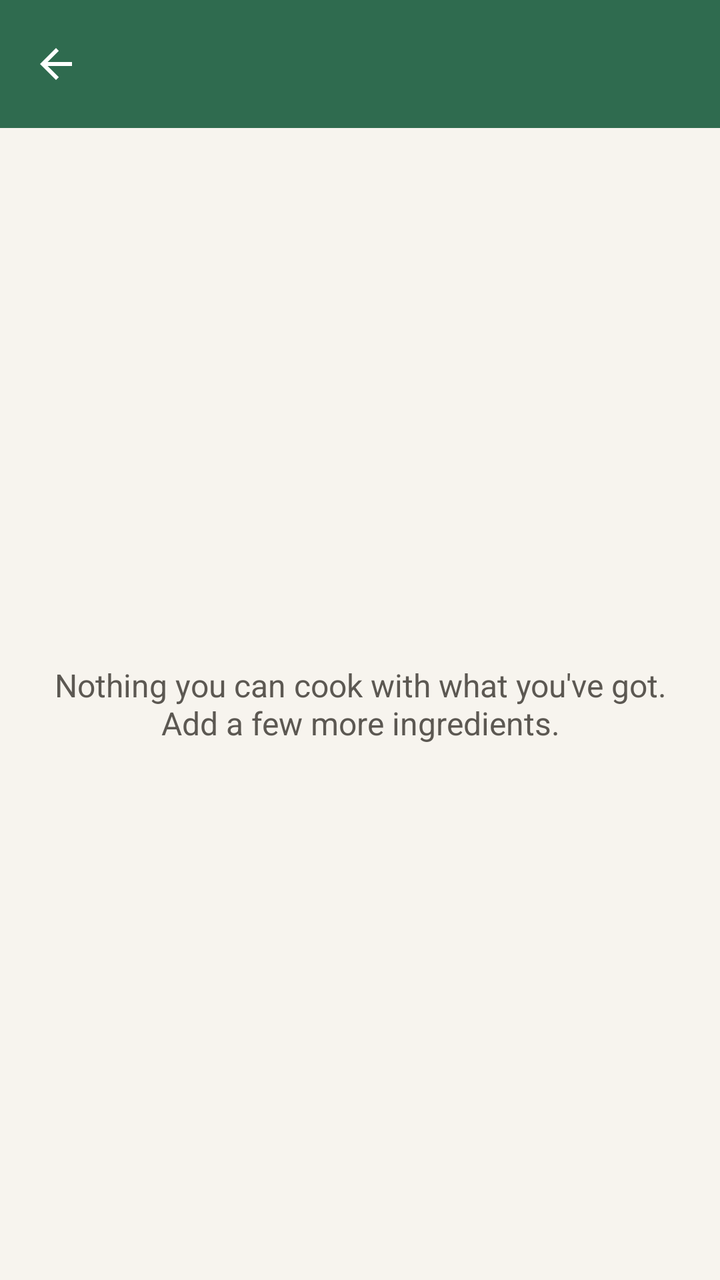
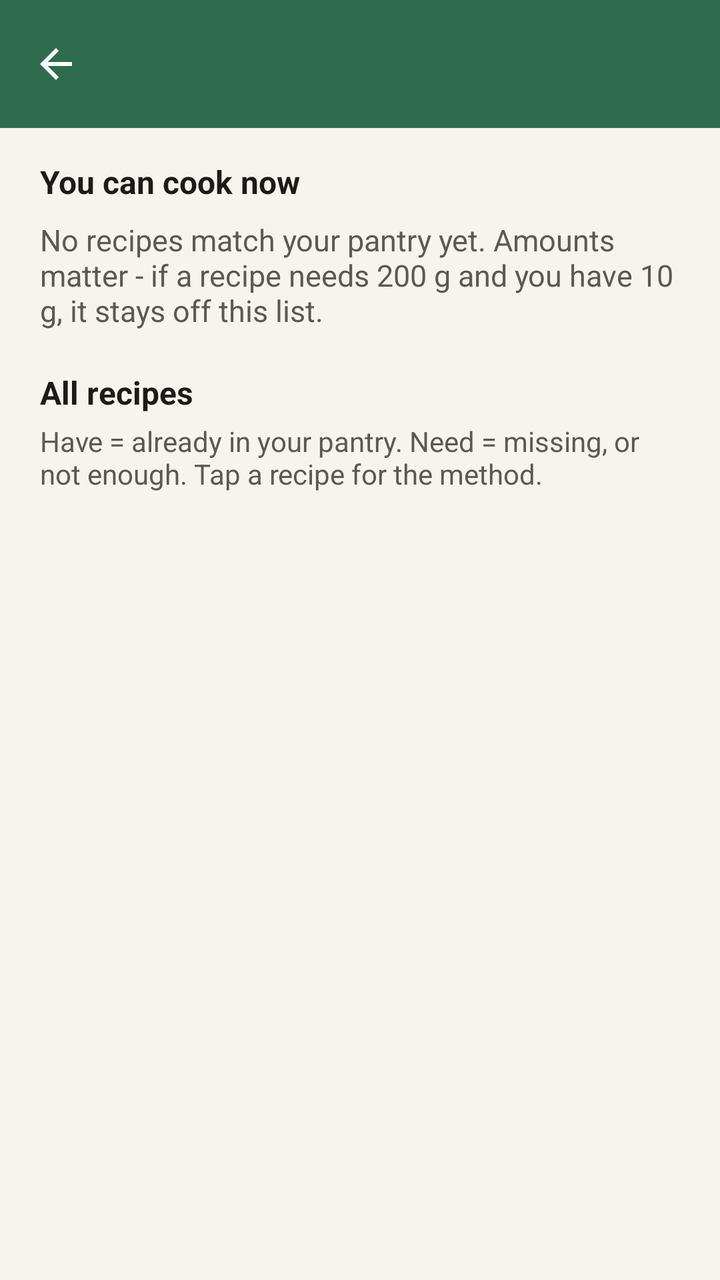

Two renders of the same Android screen: before a commit and after it. Below are the layout's source before the change and the commit's diff.
<!-- AndroidManifest.xml: application theme Theme.SmartPantryManager -->
<!-- res/layout/activity_suggestions.xml -->
<?xml version="1.0" encoding="utf-8"?>
<LinearLayout xmlns:android="http://schemas.android.com/apk/res/android"
    xmlns:app="http://schemas.android.com/apk/res-auto"
    android:layout_width="match_parent"
    android:layout_height="match_parent"
    android:background="@color/pantry_cream"
    android:orientation="vertical">

    <com.google.android.material.appbar.MaterialToolbar
        android:id="@+id/toolbar"
        android:layout_width="match_parent"
        android:layout_height="wrap_content"
        android:background="@color/pantry_green"
        android:title="@string/suggested_recipes"
        app:navigationIcon="@drawable/ic_back"
        app:titleTextColor="@color/white" />

    <TextView
        android:id="@+id/textSummary"
        android:layout_width="match_parent"
        android:layout_height="wrap_content"
        android:paddingStart="20dp"
        android:paddingTop="16dp"
        android:paddingEnd="20dp"
        android:textColor="@color/pantry_green_dark"
        android:textSize="15sp"
        android:visibility="gone" />

    <FrameLayout
        android:layout_width="match_parent"
        android:layout_height="0dp"
        android:layout_weight="1">

        <androidx.recyclerview.widget.RecyclerView
            android:id="@+id/recipeList"
            android:layout_width="match_parent"
            android:layout_height="match_parent"
            android:clipToPadding="false"
            android:padding="12dp" />

        <TextView
            android:id="@+id/textEmpty"
            android:layout_width="match_parent"
            android:layout_height="wrap_content"
            android:layout_gravity="center"
            android:gravity="center"
            android:padding="24dp"
            android:text="@string/no_recipes_match"
            android:textColor="@color/pantry_muted"
            android:textSize="16sp" />

    </FrameLayout>

</LinearLayout>
<!-- resources referenced by this layout -->
<resources>
  <color name="pantry_cream">#F7F4EE</color>
  <color name="pantry_green">#2F6B4F</color>
  <color name="pantry_green_dark">#1E4634</color>
  <color name="pantry_muted">#5C5852</color>
  <color name="white">#FFFFFF</color>
  <!-- drawable ic_back (drawable) -->
  <?xml version="1.0" encoding="utf-8"?>
  <vector xmlns:android="http://schemas.android.com/apk/res/android"
      android:width="24dp"
      android:height="24dp"
      android:viewportWidth="24"
      android:viewportHeight="24">
      <path
          android:fillColor="#FFFFFF"
          android:pathData="M20,11H7.83l5.59,-5.59L12,4l-8,8 8,8 1.41,-1.41L7.83,13H20z" />
  </vector>
  <string name="no_recipes_match">Nothing you can cook with what you've got. Add a few more ingredients.</string>
  <string name="suggested_recipes">Suggested recipes</string>
  <style name="Theme.SmartPantryManager" parent="Theme.Material3.DayNight.NoActionBar">
          <item name="colorPrimary">@color/pantry_green</item>
          <item name="colorOnPrimary">@color/white</item>
          <item name="colorPrimaryContainer">@color/pantry_green_light</item>
          <item name="android:statusBarColor">@color/pantry_green_dark</item>
          <item name="android:navigationBarColor">@color/pantry_cream</item>
          <item name="android:windowBackground">@color/pantry_cream</item>
      </style>
  <color name="pantry_green_light">#E7F2EB</color>
</resources>

<!-- the commit's change to res/layout/activity_suggestions.xml (unified diff, before → after) -->
@@ -15,40 +15,130 @@
         app:navigationIcon="@drawable/ic_back"
         app:titleTextColor="@color/white" />
 
-    <TextView
-        android:id="@+id/textSummary"
+    <androidx.core.widget.NestedScrollView
         android:layout_width="match_parent"
-        android:layout_height="wrap_content"
-        android:paddingStart="20dp"
-        android:paddingTop="16dp"
-        android:paddingEnd="20dp"
-        android:textColor="@color/pantry_green_dark"
-        android:textSize="15sp"
-        android:visibility="gone" />
+        android:layout_height="match_parent"
+        android:fillViewport="true">
 
-    <FrameLayout
-        android:layout_width="match_parent"
-        android:layout_height="0dp"
-        android:layout_weight="1">
-
-        <androidx.recyclerview.widget.RecyclerView
-            android:id="@+id/recipeList"
-            android:layout_width="match_parent"
-            android:layout_height="match_parent"
-            android:clipToPadding="false"
-            android:padding="12dp" />
-
-        <TextView
-            android:id="@+id/textEmpty"
+        <LinearLayout
             android:layout_width="match_parent"
             android:layout_height="wrap_content"
-            android:layout_gravity="center"
-            android:gravity="center"
-            android:padding="24dp"
-            android:text="@string/no_recipes_match"
-            android:textColor="@color/pantry_muted"
-            android:textSize="16sp" />
+            android:orientation="vertical"
+            android:paddingBottom="20dp">
 
-    </FrameLayout>
+            <TextView
+                android:id="@+id/textCanCookHeading"
+                android:layout_width="match_parent"
+                android:layout_height="wrap_content"
+                android:paddingStart="20dp"
+                android:paddingTop="16dp"
+                android:paddingEnd="20dp"
+                android:text="@string/can_cook_heading"
+                android:textColor="@color/pantry_ink"
+                android:textSize="16sp"
+                android:textStyle="bold" />
+
+            <TextView
+                android:id="@+id/textSummary"
+                android:layout_width="match_parent"
+                android:layout_height="wrap_content"
+                android:paddingStart="20dp"
+                android:paddingTop="4dp"
+                android:paddingEnd="20dp"
+                android:textColor="@color/pantry_green_dark"
+                android:textSize="14sp"
+                android:visibility="gone" />
+
+            <TextView
+                android:id="@+id/textEmpty"
+                android:layout_width="match_parent"
+                android:layout_height="wrap_content"
+                android:paddingStart="20dp"
+                android:paddingTop="8dp"
+                android:paddingEnd="20dp"
+                android:text="@string/no_recipes_match"
+                android:textColor="@color/pantry_muted"
+                android:textSize="15sp" />
+
+            <androidx.recyclerview.widget.RecyclerView
+                android:id="@+id/readyList"
+                android:layout_width="match_parent"
+                android:layout_height="wrap_content"
+                android:nestedScrollingEnabled="false"
+                android:paddingStart="12dp"
+                android:paddingTop="8dp"
+                android:paddingEnd="12dp"
+                android:visibility="gone" />
+
+            <LinearLayout
+                android:id="@+id/almostSection"
+                android:layout_width="match_parent"
+                android:layout_height="wrap_content"
+                android:orientation="vertical"
+                android:visibility="gone">
+
+                <TextView
+                    android:layout_width="match_parent"
+                    android:layout_height="wrap_content"
+                    android:paddingStart="20dp"
+                    android:paddingTop="20dp"
+                    android:paddingEnd="20dp"
+                    android:text="@string/almost_there_heading"
+                    android:textColor="@color/pantry_ink"
+                    android:textSize="16sp"
+                    android:textStyle="bold" />
+
+                <TextView
+                    android:layout_width="match_parent"
+                    android:layout_height="wrap_content"
+                    android:paddingStart="20dp"
+                    android:paddingTop="4dp"
+                    android:paddingEnd="20dp"
+                    android:text="@string/almost_there_help"
+                    android:textColor="@color/pantry_muted"
+                    android:textSize="14sp" />
+
+                <androidx.recyclerview.widget.RecyclerView
+                    android:id="@+id/almostList"
+                    android:layout_width="match_parent"
+                    android:layout_height="wrap_content"
+                    android:nestedScrollingEnabled="false"
+                    android:paddingStart="12dp"
+                    android:paddingTop="8dp"
+                    android:paddingEnd="12dp" />
+            </LinearLayout>
+
+            <TextView
+                android:layout_width="match_parent"
+                android:layout_height="wrap_content"
+                android:paddingStart="20dp"
+                android:paddingTop="20dp"
+                android:paddingEnd="20dp"
+                android:text="@string/all_recipes_heading"
+                android:textColor="@color/pantry_ink"
+                android:textSize="16sp"
+                android:textStyle="bold" />
+
+            <TextView
+                android:layout_width="match_parent"
+                android:layout_height="wrap_content"
+                android:paddingStart="20dp"
+                android:paddingTop="4dp"
+                android:paddingEnd="20dp"
+                android:text="@string/all_recipes_help"
+                android:textColor="@color/pantry_muted"
+                android:textSize="14sp" />
+
+            <androidx.recyclerview.widget.RecyclerView
+                android:id="@+id/allList"
+                android:layout_width="match_parent"
+                android:layout_height="wrap_content"
+                android:nestedScrollingEnabled="false"
+                android:paddingStart="12dp"
+                android:paddingTop="8dp"
+                android:paddingEnd="12dp" />
+
+        </LinearLayout>
+    </androidx.core.widget.NestedScrollView>
 
 </LinearLayout>
<!-- resource entries referenced after the edit -->
@@ -3,6 +3,7 @@
   <color name="pantry_cream">#F7F4EE</color>
   <color name="pantry_green">#2F6B4F</color>
   <color name="pantry_green_dark">#1E4634</color>
+  <color name="pantry_ink">#1C1B19</color>
   <color name="pantry_muted">#5C5852</color>
   <color name="white">#FFFFFF</color>
   <!-- drawable ic_back (drawable) -->
@@ -16,8 +17,13 @@
           android:fillColor="#FFFFFF"
           android:pathData="M20,11H7.83l5.59,-5.59L12,4l-8,8 8,8 1.41,-1.41L7.83,13H20z" />
   </vector>
-  <string name="no_recipes_match">Nothing you can cook with what you've got. Add a few more ingredients.</string>
-  <string name="suggested_recipes">Suggested recipes</string>
+  <string name="all_recipes_heading">All recipes</string>
+  <string name="all_recipes_help">Have = already in your pantry. Need = missing, or not enough. Tap a recipe for the method.</string>
+  <string name="almost_there_heading">Almost there</string>
+  <string name="almost_there_help">Missing only 1 ingredient. This is not the main suggestions list.</string>
+  <string name="can_cook_heading">You can cook now</string>
+  <string name="no_recipes_match">No recipes match your pantry yet. Amounts matter - if a recipe needs 200 g and you have 10 g, it stays off this list.</string>
+  <string name="suggested_recipes">Recipes</string>
   <style name="Theme.SmartPantryManager" parent="Theme.Material3.DayNight.NoActionBar">
           <item name="colorPrimary">@color/pantry_green</item>
           <item name="colorOnPrimary">@color/white</item>
